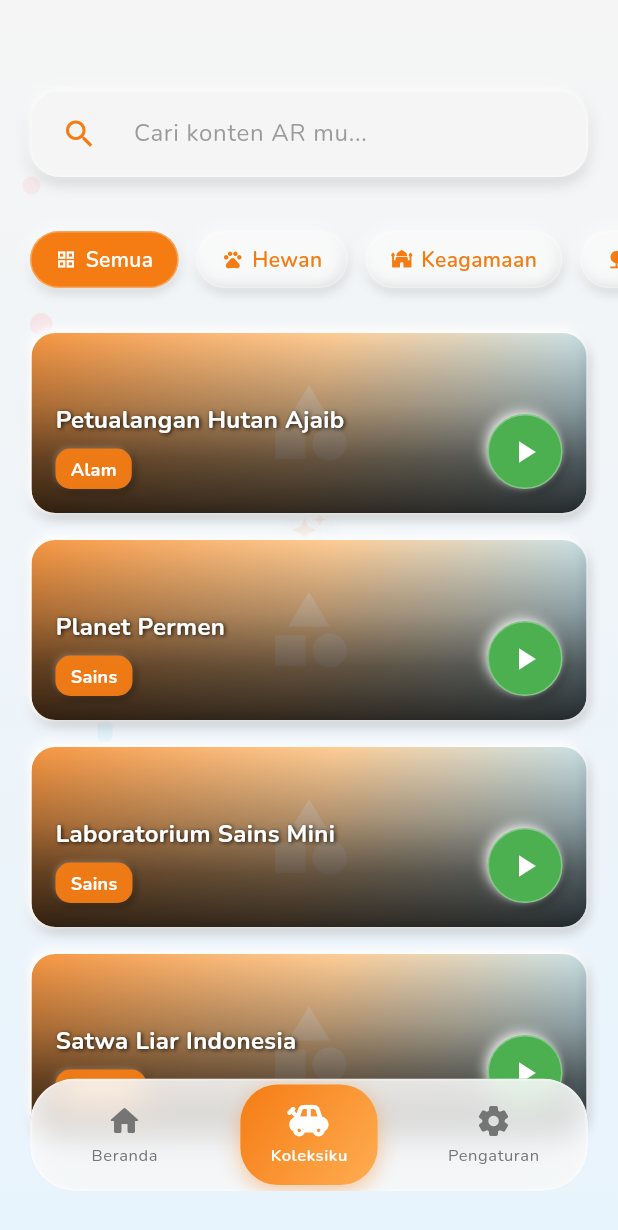
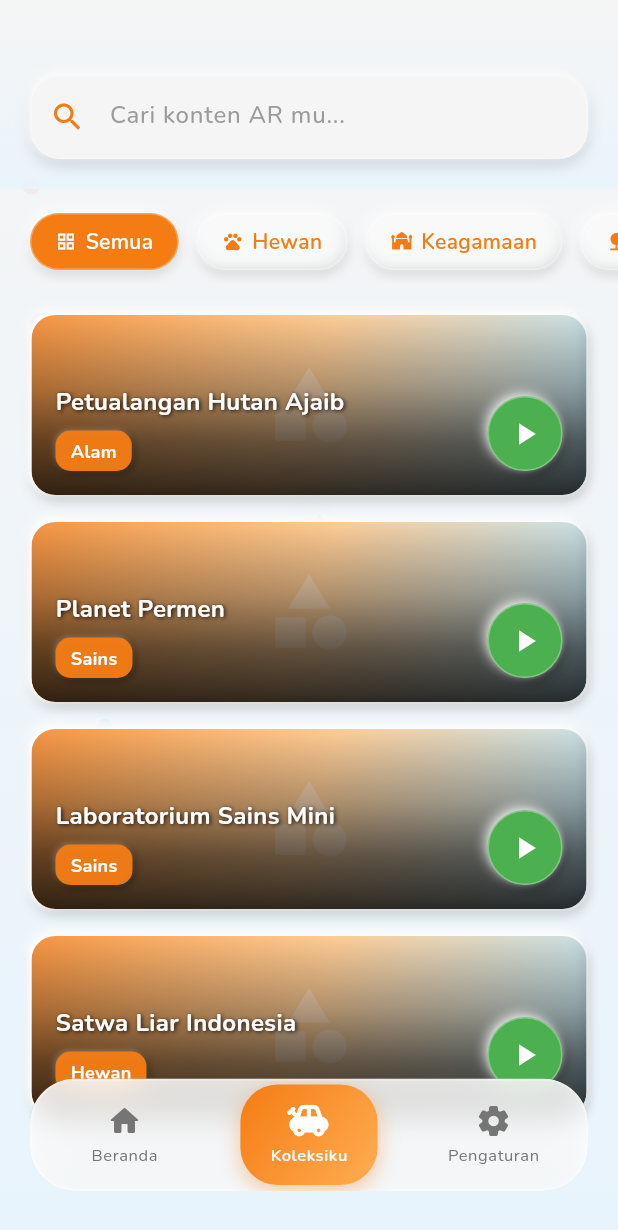
Before and after one commit to KhairuMufid/portal-ar, a Flutter app: the screen it shows after launch, swiped to page 2, on a phone screen of 412 x 824 dp. Shown: the top 1230 px of the screen. Run offline on Flutter 3.47's test engine with Material 3 defaults, Android fonts, the phone set to English and light mode, and no system bars; our stand-ins replace google_fonts, shared_preferences; project files that could hold a hidden picture were left out.

Commit message:
fix search bar behaviour in home and collection page

```diff
--- a/mobile-development/lib/features/collection/collection_page.dart
+++ b/mobile-development/lib/features/collection/collection_page.dart
@@ -80,8 +80,8 @@ class _CollectionPageState extends State<CollectionPage>
           CustomScrollView(
             physics: const BouncingScrollPhysics(),
             slivers: [
-              // Header
-              _buildHeaderSliver(),
+              // Sticky Search Bar sebagai elemen teratas
+              _buildStickySearchBarSliver(),
 
               // Filter Kategori
               _buildCategoryFilterSliver(),
@@ -179,10 +179,23 @@ class _CollectionPageState extends State<CollectionPage>
     ];
   }
 
-  Widget _buildHeaderSliver() {
-    return SliverToBoxAdapter(
+  Widget _buildStickySearchBarSliver() {
+    return SliverPersistentHeader(
+      pinned: true,
+      delegate: StickySearchBarDelegate(
+        child: Container(
+          decoration: BoxDecoration(
+            gradient: LinearGradient(
+              colors:
+                  AppColors.backgroundGradient
+                      .map((color) => color.withOpacity(0.8))
+                      .toList(),
+              begin: Alignment.topCenter,
+              end: Alignment.bottomCenter,
+            ),
+          ),
           child: Padding(
-        padding: const EdgeInsets.fromLTRB(20, 60, 20, 20),
+            padding: const EdgeInsets.fromLTRB(20, 50, 20, 20),
             child: NeumorphicButton(
               onPressed: () {},
               elevation: 8,
@@ -200,17 +213,24 @@ class _CollectionPageState extends State<CollectionPage>
                     hintStyle: GoogleFonts.nunito(
                       color: AppColors.textSecondary.withOpacity(0.7),
                       fontSize: 16,
+                      fontWeight: FontWeight.w500,
                     ),
-                prefixIcon: Container(
-                  width: 64,
-                  height: 64,
-                  padding: const EdgeInsets.all(16),
-                  child: Icon(Icons.search, color: AppColors.primary, size: 24),
+                    prefixIcon: const Icon(
+                      Icons.search,
+                      color: AppColors.primary,
+                      size: 24,
                     ),
                     border: InputBorder.none,
                     contentPadding: const EdgeInsets.symmetric(
-                  horizontal: 20,
+                      horizontal: 16,
                       vertical: 16,
+                    ),
+                  ),
+                  style: GoogleFonts.nunito(
+                    color: AppColors.textPrimary,
+                    fontSize: 16,
+                    fontWeight: FontWeight.w500,
+                  ),
                 ),
               ),
             ),
@@ -578,3 +598,30 @@ class _CollectionPageState extends State<CollectionPage>
     );
   }
 }
+
+// Helper class untuk SliverPersistentHeader
+class StickySearchBarDelegate extends SliverPersistentHeaderDelegate {
+  final Widget child;
+
+  StickySearchBarDelegate({required this.child});
+
+  @override
+  double get minExtent => 126; // Height minimum saat sticky (50 top + 56 search + 20 bottom)
+
+  @override
+  double get maxExtent => 126; // Height maximum
+
+  @override
+  Widget build(
+    BuildContext context,
+    double shrinkOffset,
+    bool overlapsContent,
+  ) {
+    return child;
+  }
+
+  @override
+  bool shouldRebuild(covariant SliverPersistentHeaderDelegate oldDelegate) {
+    return false;
+  }
+}
```
Also changed, not shown: mobile-development/lib/features/home/home_page.dart (+102 -56 lines). Lines whose indentation alone changed are shown as unchanged.
